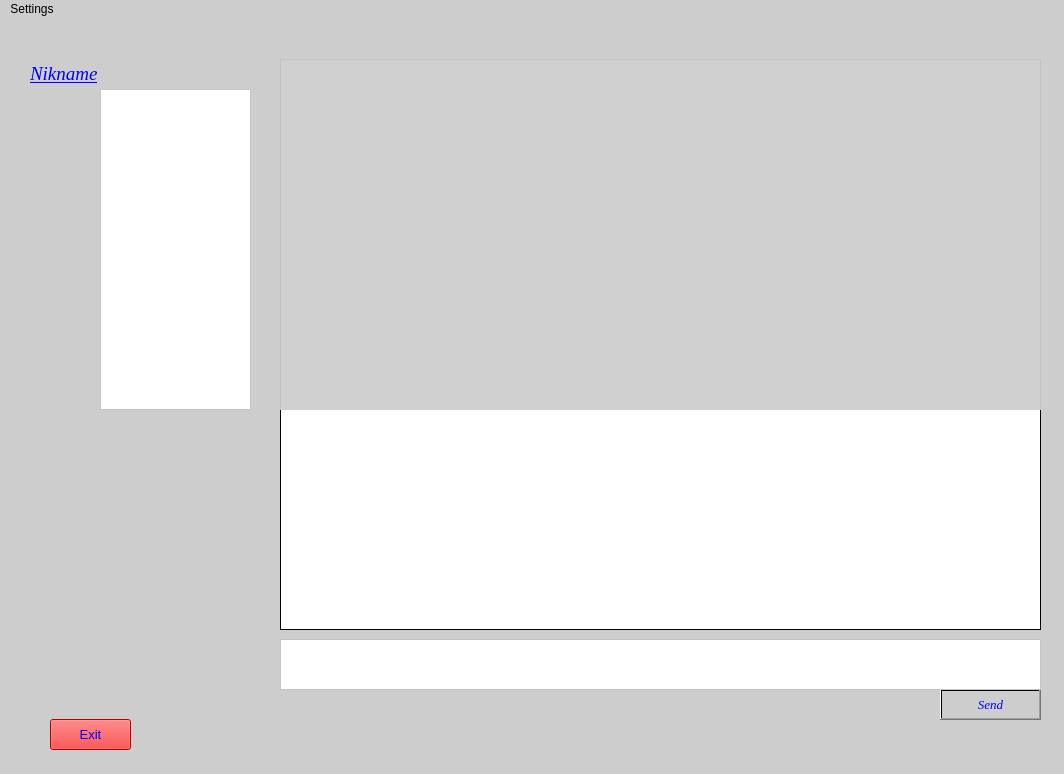
First picture: the form in QTClient/Ui/mainwindow.ui, repository icarazob/TCPVideoChatQT, before the edit.
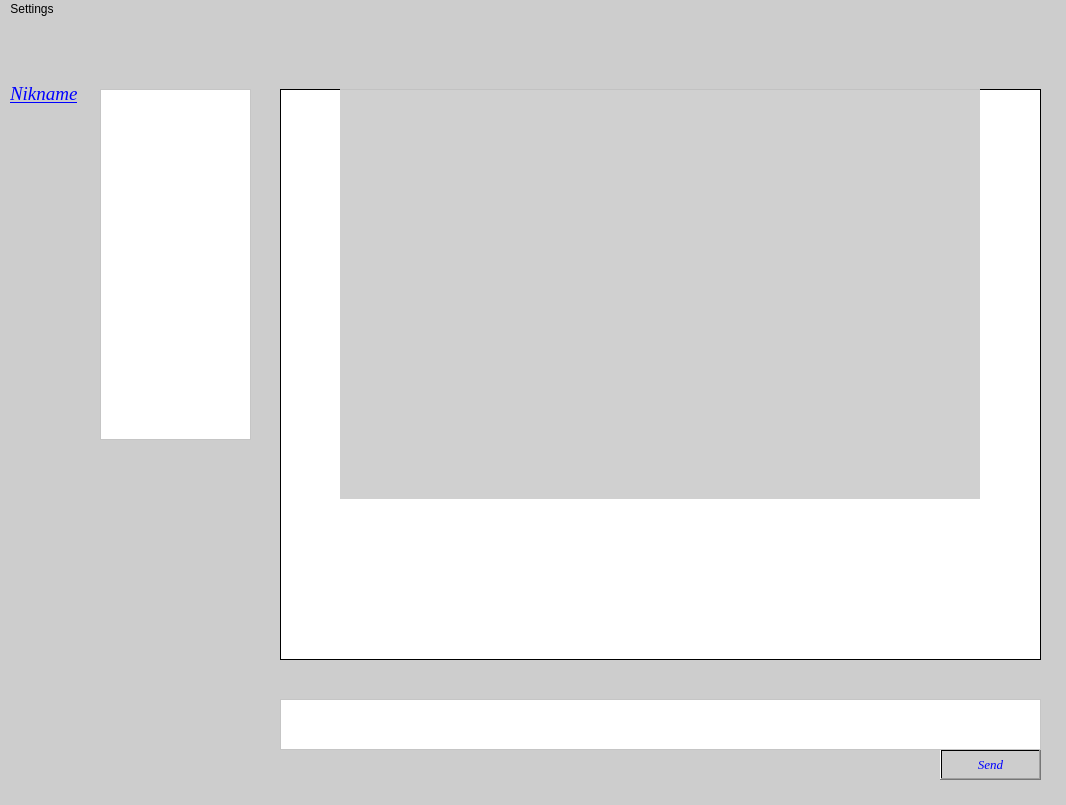
Second picture: the form after the edit. Icons and pictures are not drawn.

Commit message: Added dlib and created FaceDetectorClass.

```diff
--- a/QTClient/Ui/mainwindow.ui
+++ b/QTClient/Ui/mainwindow.ui
@@ -6,14 +6,14 @@
    <rect>
     <x>0</x>
     <y>0</y>
-    <width>1064</width>
-    <height>774</height>
+    <width>1066</width>
+    <height>805</height>
    </rect>
   </property>
   <property name="minimumSize">
    <size>
-    <width>1064</width>
-    <height>774</height>
+    <width>1066</width>
+    <height>805</height>
    </size>
   </property>
   <property name="font">
@@ -40,45 +40,11 @@
    <string notr="true">background-color: qlineargradient(spread:pad, x1:0, y1:0, x2:1, y2:0, stop:1 rgba(205, 205, 205, 241));</string>
   </property>
   <widget class="QWidget" name="centralwidget">
-   <widget class="QPushButton" name="buttonExit">
-    <property name="geometry">
-     <rect>
-      <x>50</x>
-      <y>700</y>
-      <width>81</width>
-      <height>31</height>
-     </rect>
-    </property>
-    <property name="font">
-     <font>
-      <pointsize>10</pointsize>
-     </font>
-    </property>
-    <property name="mouseTracking">
-     <bool>true</bool>
-    </property>
-    <property name="tabletTracking">
-     <bool>true</bool>
-    </property>
-    <property name="focusPolicy">
-     <enum>Qt::TabFocus</enum>
-    </property>
-    <property name="autoFillBackground">
-     <bool>false</bool>
-    </property>
-    <property name="styleSheet">
-     <string notr="true">background-color: rgb(255, 0, 0);
-color:rgb(0,0,255)</string>
-    </property>
-    <property name="text">
-     <string>Exit</string>
-    </property>
-   </widget>
    <widget class="QPlainTextEdit" name="plainTextEdit">
     <property name="geometry">
      <rect>
       <x>280</x>
-      <y>40</y>
+      <y>70</y>
       <width>761</width>
       <height>571</height>
      </rect>
@@ -104,7 +70,7 @@
     <property name="geometry">
      <rect>
       <x>940</x>
-      <y>670</y>
+      <y>730</y>
       <width>101</width>
       <height>31</height>
      </rect>
@@ -134,7 +100,7 @@
     <property name="geometry">
      <rect>
       <x>280</x>
-      <y>620</y>
+      <y>680</y>
       <width>761</width>
       <height>51</height>
      </rect>
@@ -157,10 +123,10 @@
     </property>
     <property name="geometry">
      <rect>
-      <x>280</x>
+      <x>340</x>
       <y>0</y>
-      <width>761</width>
-      <height>391</height>
+      <width>640</width>
+      <height>480</height>
      </rect>
     </property>
     <property name="autoFillBackground">
@@ -239,8 +205,8 @@
    <widget class="QLabel" name="nameLabel">
     <property name="geometry">
      <rect>
-      <x>30</x>
-      <y>40</y>
+      <x>10</x>
+      <y>60</y>
       <width>131</width>
       <height>31</height>
      </rect>
@@ -293,7 +259,7 @@
       <x>100</x>
       <y>70</y>
       <width>151</width>
-      <height>321</height>
+      <height>351</height>
      </rect>
     </property>
     <property name="styleSheet">
@@ -307,7 +273,7 @@
     <rect>
      <x>0</x>
      <y>0</y>
-     <width>1064</width>
+     <width>1066</width>
      <height>21</height>
     </rect>
    </property>
```
The commit also changes 22 other files.
